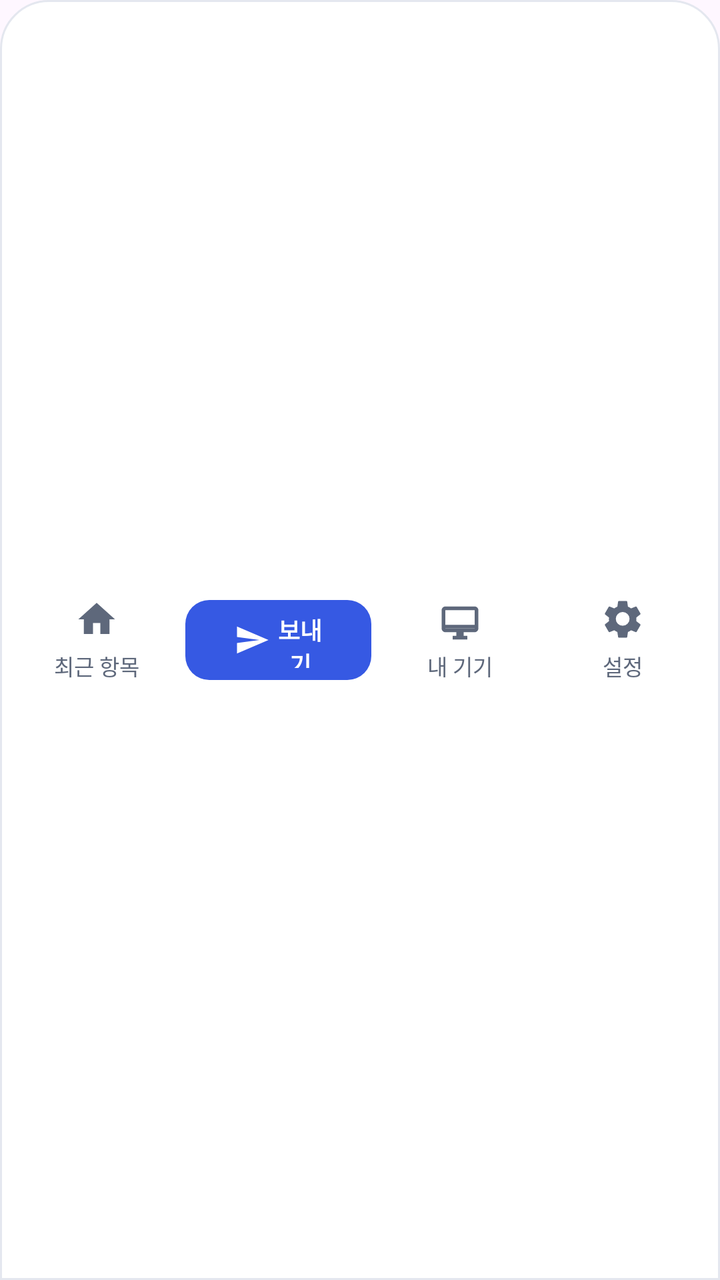
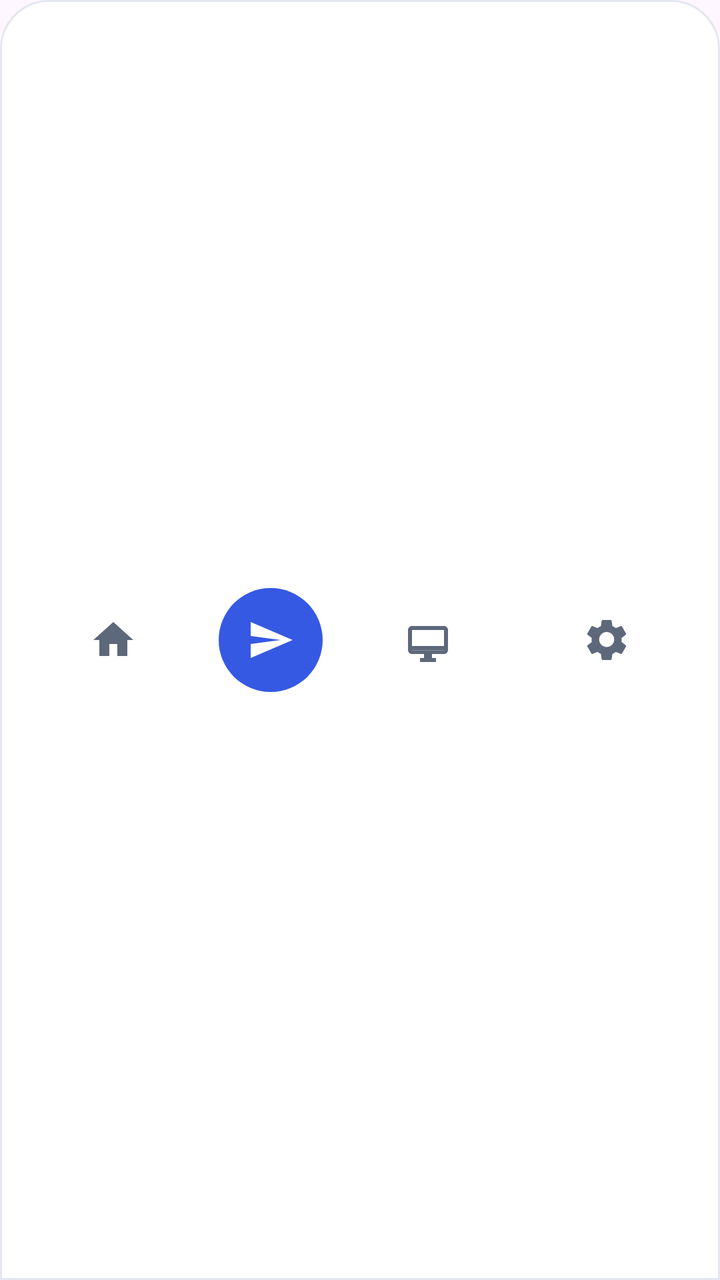

Compare the two renders of this Android layout. The source of the first and the diff that turns it into the second are given below.
<!-- AndroidManifest.xml: application theme Theme.AnyPaste -->
<!-- res/layout/view_bottom_navigation.xml -->
<?xml version="1.0" encoding="utf-8"?>
<LinearLayout xmlns:android="http://schemas.android.com/apk/res/android"
    xmlns:app="http://schemas.android.com/apk/res-auto"
    android:layout_width="match_parent"
    android:layout_height="76dp"
    android:layout_marginTop="@dimen/space_12"
    android:background="@drawable/bg_nav"
    android:gravity="center"
    android:orientation="horizontal"
    android:paddingHorizontal="@dimen/space_8">

    <LinearLayout
        android:id="@+id/nav_home"
        android:layout_width="0dp"
        android:layout_height="match_parent"
        android:layout_weight="1"
        android:clickable="true"
        android:focusable="true"
        android:gravity="center"
        android:orientation="vertical">

        <ImageView
            android:layout_width="22dp"
            android:layout_height="22dp"
            android:contentDescription="홈"
            android:src="@drawable/ic_home" />

        <TextView
            android:layout_width="wrap_content"
            android:layout_height="wrap_content"
            android:layout_marginTop="@dimen/space_4"
            android:text="최근 항목"
            android:textColor="@color/ink_secondary"
            android:textSize="11sp" />
    </LinearLayout>

    <com.google.android.material.button.MaterialButton
        android:id="@+id/btn_send"
        style="@style/Widget.AnyPaste.Button.Primary"
        android:layout_width="0dp"
        android:layout_height="48dp"
        android:layout_marginHorizontal="@dimen/space_4"
        android:layout_weight="1.15"
        android:text="보내기"
        android:textSize="12sp"
        app:icon="@drawable/ic_send"
        app:iconGravity="textStart"
        app:iconPadding="4dp" />

    <LinearLayout
        android:id="@+id/nav_devices"
        android:layout_width="0dp"
        android:layout_height="match_parent"
        android:layout_weight="1"
        android:clickable="true"
        android:focusable="true"
        android:gravity="center"
        android:orientation="vertical">

        <ImageView
            android:layout_width="22dp"
            android:layout_height="22dp"
            android:contentDescription="기기"
            android:src="@drawable/ic_devices" />

        <TextView
            android:layout_width="wrap_content"
            android:layout_height="wrap_content"
            android:layout_marginTop="@dimen/space_4"
            android:text="내 기기"
            android:textColor="@color/ink_secondary"
            android:textSize="11sp" />
    </LinearLayout>

    <LinearLayout
        android:id="@+id/nav_settings"
        android:layout_width="0dp"
        android:layout_height="match_parent"
        android:layout_weight="1"
        android:clickable="true"
        android:focusable="true"
        android:gravity="center"
        android:orientation="vertical">

        <ImageView
            android:layout_width="22dp"
            android:layout_height="22dp"
            android:contentDescription="설정"
            android:src="@drawable/ic_settings" />

        <TextView
            android:layout_width="wrap_content"
            android:layout_height="wrap_content"
            android:layout_marginTop="@dimen/space_4"
            android:text="설정"
            android:textColor="@color/ink_secondary"
            android:textSize="11sp" />
    </LinearLayout>
</LinearLayout>
<!-- resources referenced by this layout -->
<resources>
  <color name="ink_secondary">#5E687B</color>
  <dimen name="space_12">12dp</dimen>
  <dimen name="space_4">4dp</dimen>
  <dimen name="space_8">8dp</dimen>
  <!-- drawable bg_nav (drawable) -->
  <shape xmlns:android="http://schemas.android.com/apk/res/android" android:shape="rectangle">
      <solid android:color="@color/surface" />
      <stroke android:width="1dp" android:color="@color/line" />
      <corners android:topLeftRadius="@dimen/radius_l" android:topRightRadius="@dimen/radius_l" />
  </shape>
  <!-- drawable ic_devices (drawable) -->
  <vector xmlns:android="http://schemas.android.com/apk/res/android" android:width="24dp" android:height="24dp" android:viewportWidth="24" android:viewportHeight="24">
      <path android:fillColor="#FF5E687B" android:pathData="M4,5c-1.1,0 -2,0.9 -2,2v10c0,1.1 0.9,2 2,2h6v2H8v2h8v-2h-2v-2h6c1.1,0 2,-0.9 2,-2V7c0,-1.1 -0.9,-2 -2,-2H4m0,2h16v8H4V7m0,10h16v0.1L4,17.1V17z" />
  </vector>
  <!-- drawable ic_home (drawable) -->
  <vector xmlns:android="http://schemas.android.com/apk/res/android" android:width="24dp" android:height="24dp" android:viewportWidth="24" android:viewportHeight="24">
      <path android:fillColor="#FF5E687B" android:pathData="M10,20v-6h4v6h5v-8h3L12,3 2,12h3v8z" />
  </vector>
  <!-- drawable ic_send (drawable) -->
  <vector xmlns:android="http://schemas.android.com/apk/res/android" android:width="24dp" android:height="24dp" android:viewportWidth="24" android:viewportHeight="24">
      <path android:fillColor="#FF3659E3" android:pathData="M2,21L23,12 2,3v7l15,2 -15,2z" />
  </vector>
  <style name="Widget.AnyPaste.Button.Primary" parent="Widget.Material3.Button">
          <item name="android:minHeight">52dp</item>
          <item name="android:textAllCaps">false</item>
          <item name="android:textStyle">bold</item>
          <item name="android:textColor">@color/white</item>
          <item name="backgroundTint">@color/primary</item>
          <item name="iconTint">@color/white</item>
          <item name="cornerRadius">@dimen/radius_s</item>
      </style>
  <style name="Theme.AnyPaste" parent="Base.Theme.AnyPaste" />
  <color name="surface">#FFFFFFFF</color>
  <color name="line">#E4E7EF</color>
  <dimen name="radius_l">24dp</dimen>
  <color name="white">#FFFFFFFF</color>
  <color name="primary">#3659E3</color>
  <dimen name="radius_s">12dp</dimen>
  <style name="Base.Theme.AnyPaste" parent="Theme.Material3.Light.NoActionBar">
          <item name="colorPrimary">@color/primary</item>
          <item name="colorOnPrimary">@color/white</item>
          <item name="colorPrimaryContainer">@color/primary_container</item>
          <item name="colorOnPrimaryContainer">@color/on_primary_container</item>
          <item name="colorSurface">@color/surface</item>
          <item name="colorOnSurface">@color/ink</item>
          <item name="colorOutline">@color/line</item>
          <item name="android:windowLightStatusBar">true</item>
          <item name="android:statusBarColor">@color/background</item>
          <item name="android:navigationBarColor">@color/background</item>
      </style>
  <color name="primary_container">#E9EDFF</color>
  <color name="on_primary_container">#24377C</color>
  <color name="ink">#182033</color>
  <color name="background">#F7F8FC</color>
  <!-- unchanged entries left out for length: 1 -->
</resources>

<!-- the commit's change to res/layout/view_bottom_navigation.xml (unified diff, before → after) -->
@@ -1,99 +1,51 @@
 <?xml version="1.0" encoding="utf-8"?>
 <LinearLayout xmlns:android="http://schemas.android.com/apk/res/android"
-    xmlns:app="http://schemas.android.com/apk/res-auto"
     android:layout_width="match_parent"
-    android:layout_height="76dp"
+    android:layout_height="68dp"
     android:layout_marginTop="@dimen/space_12"
     android:background="@drawable/bg_nav"
     android:gravity="center"
     android:orientation="horizontal"
-    android:paddingHorizontal="@dimen/space_8">
+    android:paddingHorizontal="@dimen/space_12">
 
-    <LinearLayout
+    <ImageButton
         android:id="@+id/nav_home"
         android:layout_width="0dp"
         android:layout_height="match_parent"
         android:layout_weight="1"
-        android:clickable="true"
-        android:focusable="true"
-        android:gravity="center"
-        android:orientation="vertical">
+        android:background="?attr/selectableItemBackgroundBorderless"
+        android:contentDescription="최근 항목"
+        android:padding="20dp"
+        android:src="@drawable/ic_home" />
 
-        <ImageView
-            android:layout_width="22dp"
-            android:layout_height="22dp"
-            android:contentDescription="홈"
-            android:src="@drawable/ic_home" />
+    <ImageButton
+        android:id="@+id/btn_send"
+        android:layout_width="52dp"
+        android:layout_height="52dp"
+        android:layout_marginHorizontal="@dimen/space_8"
+        android:background="@drawable/bg_circle_primary"
+        android:contentDescription="보내기"
+        android:padding="14dp"
+        android:src="@drawable/ic_send"
+        android:tint="@color/white" />
 
-        <TextView
-            android:layout_width="wrap_content"
-            android:layout_height="wrap_content"
-            android:layout_marginTop="@dimen/space_4"
-            android:text="최근 항목"
-            android:textColor="@color/ink_secondary"
-            android:textSize="11sp" />
-    </LinearLayout>
-
-    <com.google.android.material.button.MaterialButton
-        android:id="@+id/btn_send"
-        style="@style/Widget.AnyPaste.Button.Primary"
-        android:layout_width="0dp"
-        android:layout_height="48dp"
-        android:layout_marginHorizontal="@dimen/space_4"
-        android:layout_weight="1.15"
-        android:text="보내기"
-        android:textSize="12sp"
-        app:icon="@drawable/ic_send"
-        app:iconGravity="textStart"
-        app:iconPadding="4dp" />
-
-    <LinearLayout
+    <ImageButton
         android:id="@+id/nav_devices"
         android:layout_width="0dp"
         android:layout_height="match_parent"
         android:layout_weight="1"
-        android:clickable="true"
-        android:focusable="true"
-        android:gravity="center"
-        android:orientation="vertical">
+        android:background="?attr/selectableItemBackgroundBorderless"
+        android:contentDescription="내 기기"
+        android:padding="20dp"
+        android:src="@drawable/ic_devices" />
 
-        <ImageView
-            android:layout_width="22dp"
-            android:layout_height="22dp"
-            android:contentDescription="기기"
-            android:src="@drawable/ic_devices" />
-
-        <TextView
-            android:layout_width="wrap_content"
-            android:layout_height="wrap_content"
-            android:layout_marginTop="@dimen/space_4"
-            android:text="내 기기"
-            android:textColor="@color/ink_secondary"
-            android:textSize="11sp" />
-    </LinearLayout>
-
-    <LinearLayout
+    <ImageButton
         android:id="@+id/nav_settings"
         android:layout_width="0dp"
         android:layout_height="match_parent"
         android:layout_weight="1"
-        android:clickable="true"
-        android:focusable="true"
-        android:gravity="center"
-        android:orientation="vertical">
-
-        <ImageView
-            android:layout_width="22dp"
-            android:layout_height="22dp"
-            android:contentDescription="설정"
-            android:src="@drawable/ic_settings" />
-
-        <TextView
-            android:layout_width="wrap_content"
-            android:layout_height="wrap_content"
-            android:layout_marginTop="@dimen/space_4"
-            android:text="설정"
-            android:textColor="@color/ink_secondary"
-            android:textSize="11sp" />
-    </LinearLayout>
+        android:background="?attr/selectableItemBackgroundBorderless"
+        android:contentDescription="설정"
+        android:padding="20dp"
+        android:src="@drawable/ic_settings" />
 </LinearLayout>
<!-- resource entries referenced after the edit -->
@@ -1,9 +1,11 @@
 <!-- resources referenced by this layout -->
 <resources>
-  <color name="ink_secondary">#5E687B</color>
   <dimen name="space_12">12dp</dimen>
-  <dimen name="space_4">4dp</dimen>
   <dimen name="space_8">8dp</dimen>
+  <!-- drawable bg_circle_primary (drawable) -->
+  <shape xmlns:android="http://schemas.android.com/apk/res/android" android:shape="oval">
+      <solid android:color="@color/primary" />
+  </shape>
   <!-- drawable bg_nav (drawable) -->
   <shape xmlns:android="http://schemas.android.com/apk/res/android" android:shape="rectangle">
       <solid android:color="@color/surface" />
@@ -22,22 +24,12 @@
   <vector xmlns:android="http://schemas.android.com/apk/res/android" android:width="24dp" android:height="24dp" android:viewportWidth="24" android:viewportHeight="24">
       <path android:fillColor="#FF3659E3" android:pathData="M2,21L23,12 2,3v7l15,2 -15,2z" />
   </vector>
-  <style name="Widget.AnyPaste.Button.Primary" parent="Widget.Material3.Button">
-          <item name="android:minHeight">52dp</item>
-          <item name="android:textAllCaps">false</item>
-          <item name="android:textStyle">bold</item>
-          <item name="android:textColor">@color/white</item>
-          <item name="backgroundTint">@color/primary</item>
-          <item name="iconTint">@color/white</item>
-          <item name="cornerRadius">@dimen/radius_s</item>
-      </style>
   <style name="Theme.AnyPaste" parent="Base.Theme.AnyPaste" />
   <color name="surface">#FFFFFFFF</color>
   <color name="line">#E4E7EF</color>
   <dimen name="radius_l">24dp</dimen>
   <color name="white">#FFFFFFFF</color>
   <color name="primary">#3659E3</color>
-  <dimen name="radius_s">12dp</dimen>
   <style name="Base.Theme.AnyPaste" parent="Theme.Material3.Light.NoActionBar">
           <item name="colorPrimary">@color/primary</item>
           <item name="colorOnPrimary">@color/white</item>
